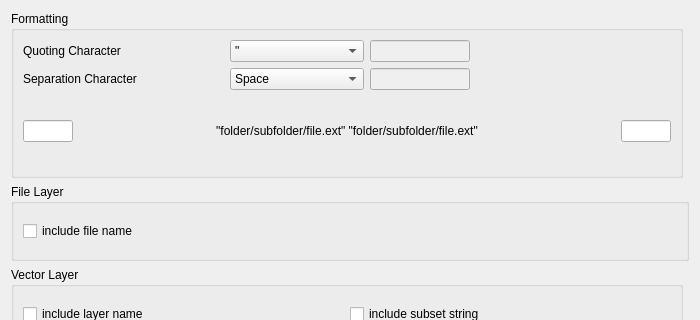
This is ui/settingsdiag.ui in freeshrugsxd/qgis-pathfinder as Qt 5 draws it before an edit; both pictures show x 0 to 700 and y 0 to 320 of the 700 by 550 pixel window. The edited form follows.
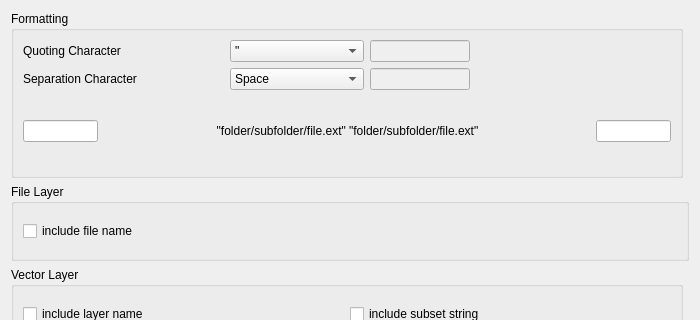
This is the edited form.

Commit message: made pre- and postfix lineedits a bit wider

Diff of the .ui file:
```diff
--- a/ui/settingsdiag.ui
+++ b/ui/settingsdiag.ui
@@ -228,13 +228,13 @@
           </property>
           <property name="minimumSize">
            <size>
-            <width>35</width>
+            <width>50</width>
             <height>0</height>
            </size>
           </property>
           <property name="maximumSize">
            <size>
-            <width>50</width>
+            <width>75</width>
             <height>16777215</height>
            </size>
           </property>
@@ -313,13 +313,13 @@
           </property>
           <property name="minimumSize">
            <size>
-            <width>35</width>
+            <width>50</width>
             <height>0</height>
            </size>
           </property>
           <property name="maximumSize">
            <size>
-            <width>50</width>
+            <width>75</width>
             <height>16777215</height>
            </size>
           </property>
```
